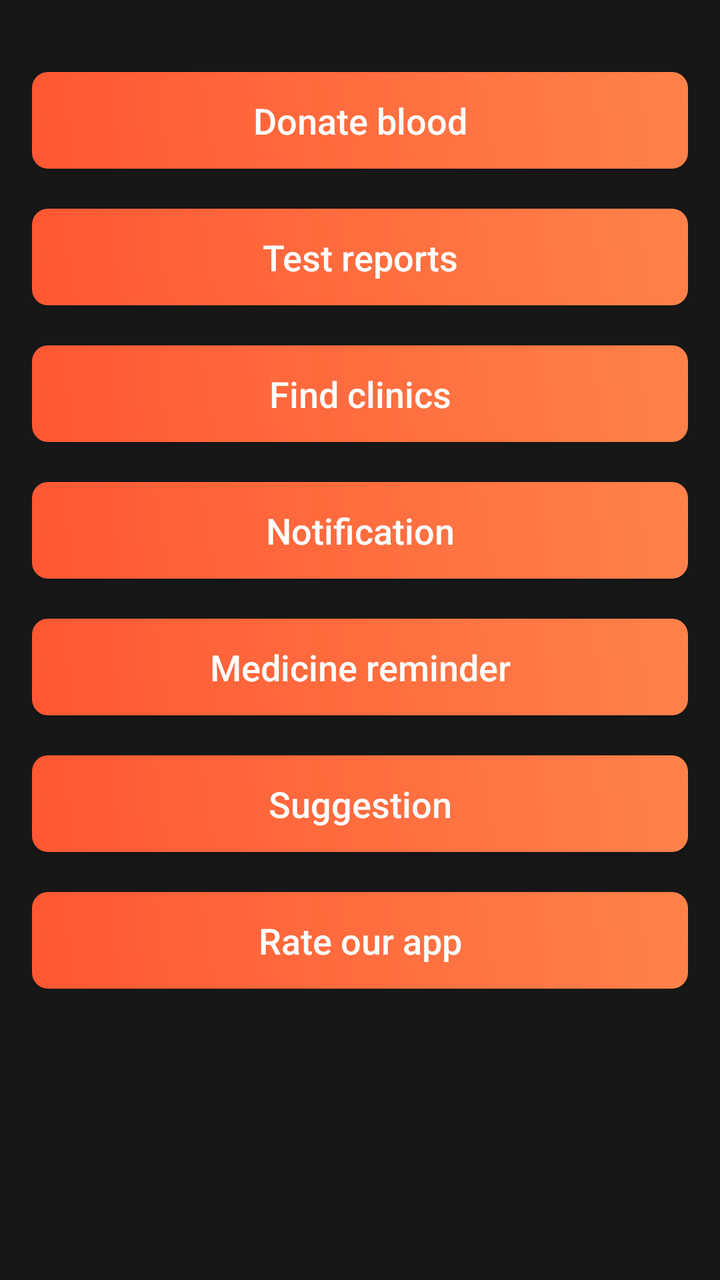
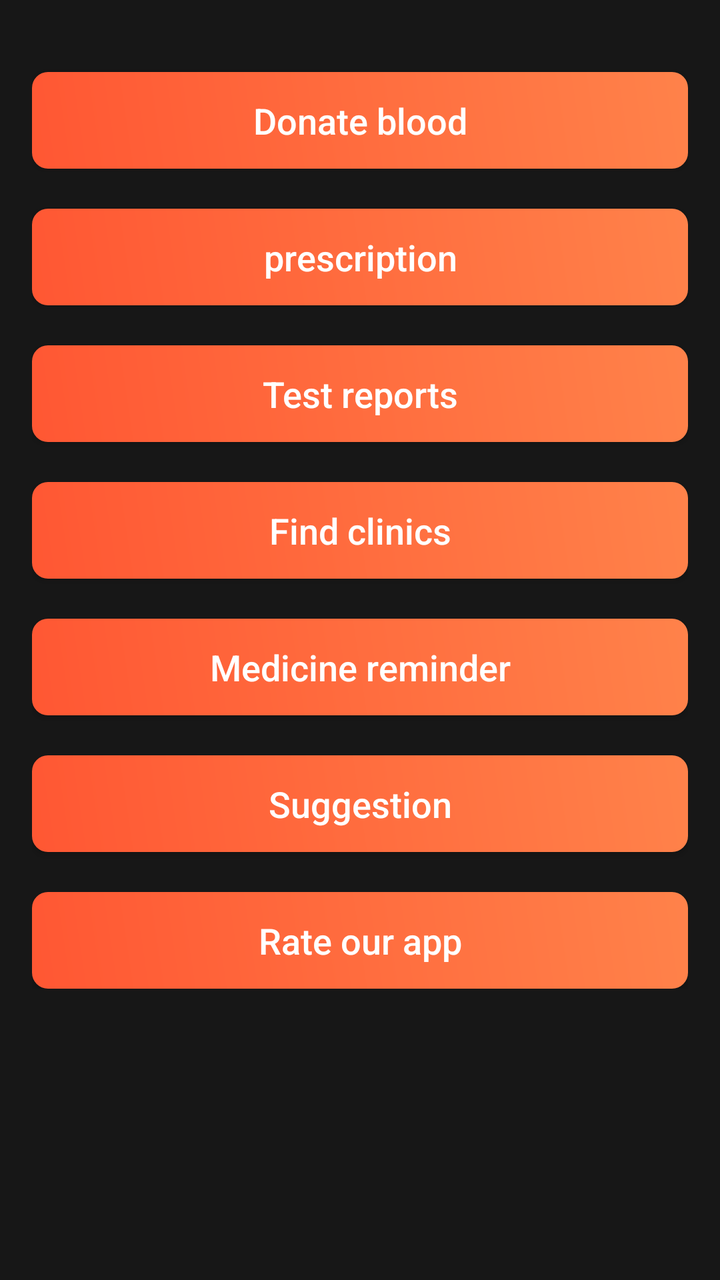

Compare the two renders of this Android layout. The source of the first and the diff that turns it into the second are given below.
<!-- AndroidManifest.xml: application theme Theme.AppCompat -->
<!-- res/layout/fragment_tab2.xml -->
<?xml version="1.0" encoding="utf-8"?>
<ScrollView xmlns:android="http://schemas.android.com/apk/res/android"
    android:layout_width="match_parent"
    android:layout_height="match_parent"
    android:background="#85000000">

    <RelativeLayout
        android:layout_width="match_parent"
        android:layout_height="wrap_content"
        android:padding="16dp">

        <Button
            android:id="@+id/btnnew"
            android:layout_width="match_parent"
            android:layout_height="wrap_content"
            android:layout_marginTop="20dp"
            android:background="@drawable/cool_button_background"
            android:paddingStart="16dp"
            android:paddingTop="12dp"
            android:paddingEnd="16dp"
            android:paddingBottom="12dp"
            android:text="Donate blood"
            android:textAllCaps="false"
            android:textSize="18sp" />

        

        <Button
            android:id="@+id/btn2"
            android:layout_width="match_parent"
            android:layout_height="wrap_content"
            android:layout_below="@id/btnnew"
            android:layout_centerHorizontal="true"
            android:layout_marginTop="20dp"
            android:background="@drawable/cool_button_background"
            android:paddingStart="16dp"
            android:paddingTop="12dp"
            android:paddingEnd="16dp"
            android:paddingBottom="12dp"
            android:text="Test reports"
            android:textAllCaps="false"
            android:textSize="18sp" />

        <Button
            android:id="@+id/btn3"
            android:layout_width="match_parent"
            android:layout_height="wrap_content"
            android:layout_below="@id/btn2"
            android:layout_centerHorizontal="true"
            android:layout_marginTop="20dp"
            android:background="@drawable/cool_button_background"
            android:paddingStart="16dp"
            android:paddingTop="12dp"
            android:paddingEnd="16dp"
            android:paddingBottom="12dp"
            android:text="Find clinics"
            android:textAllCaps="false"
            android:textSize="18sp" />

        <Button
            android:id="@+id/btnNotify"
            android:layout_width="match_parent"
            android:layout_height="wrap_content"
            android:layout_below="@id/btn3"
            android:layout_centerHorizontal="true"
            android:layout_marginTop="20dp"
            android:background="@drawable/cool_button_background"
            android:paddingStart="16dp"
            android:paddingTop="12dp"
            android:paddingEnd="16dp"
            android:paddingBottom="12dp"
            android:text="Notification"
            android:textAllCaps="false"
            android:textSize="18sp" />

        <Button
            android:id="@+id/btn4"
            android:layout_width="match_parent"
            android:layout_height="wrap_content"
            android:layout_below="@id/btnNotify"
            android:layout_centerHorizontal="true"
            android:layout_marginTop="20dp"
            android:background="@drawable/cool_button_background"
            android:paddingStart="16dp"
            android:paddingTop="12dp"
            android:paddingEnd="16dp"
            android:paddingBottom="12dp"
            android:text="Medicine reminder"
            android:textAllCaps="false"
            android:textSize="18sp" />

        <Button
            android:id="@+id/btn5"
            android:layout_width="match_parent"
            android:layout_height="wrap_content"
            android:layout_below="@id/btn4"
            android:layout_centerHorizontal="true"
            android:layout_marginTop="20dp"
            android:background="@drawable/cool_button_background"
            android:paddingStart="16dp"
            android:paddingTop="12dp"
            android:paddingEnd="16dp"
            android:paddingBottom="12dp"
            android:text="Suggestion"
            android:textAllCaps="false"
            android:textSize="18sp" />

        <Button
            android:id="@+id/btn6"
            android:layout_width="match_parent"
            android:layout_height="wrap_content"
            android:layout_below="@id/btn5"
            android:layout_centerHorizontal="true"
            android:layout_marginTop="20dp"
            android:background="@drawable/cool_button_background"
            android:paddingStart="16dp"
            android:paddingTop="12dp"
            android:paddingEnd="16dp"
            android:paddingBottom="12dp"
            android:text="Rate our app"
            android:textAllCaps="false"
            android:textSize="18sp" />
    </RelativeLayout>
</ScrollView>
<!-- resources referenced by this layout -->
<resources>
  <!-- drawable cool_button_background (drawable) -->
  <shape xmlns:android="http://schemas.android.com/apk/res/android">
      <gradient
          android:angle="45"
          android:endColor="#FF824A"
          android:startColor="#FF5733" />
      <corners android:radius="8dp" />
  </shape>
</resources>

<!-- the commit's change to res/layout/fragment_tab2.xml (unified diff, before → after) -->
@@ -26,10 +26,26 @@
         
 
         <Button
-            android:id="@+id/btn2"
+            android:id="@+id/btnPrescription"
             android:layout_width="match_parent"
             android:layout_height="wrap_content"
             android:layout_below="@id/btnnew"
+            android:layout_centerHorizontal="true"
+            android:layout_marginTop="20dp"
+            android:background="@drawable/cool_button_background"
+            android:paddingStart="16dp"
+            android:paddingTop="12dp"
+            android:paddingEnd="16dp"
+            android:paddingBottom="12dp"
+            android:text="prescription"
+            android:textAllCaps="false"
+            android:textSize="18sp" />
+
+        <Button
+            android:id="@+id/btnTestReport"
+            android:layout_width="match_parent"
+            android:layout_height="wrap_content"
+            android:layout_below="@id/btnPrescription"
             android:layout_centerHorizontal="true"
             android:layout_marginTop="20dp"
             android:background="@drawable/cool_button_background"
@@ -45,7 +61,7 @@
             android:id="@+id/btn3"
             android:layout_width="match_parent"
             android:layout_height="wrap_content"
-            android:layout_below="@id/btn2"
+            android:layout_below="@id/btnTestReport"
             android:layout_centerHorizontal="true"
             android:layout_marginTop="20dp"
             android:background="@drawable/cool_button_background"
@@ -58,26 +74,10 @@
             android:textSize="18sp" />
 
         <Button
-            android:id="@+id/btnNotify"
+            android:id="@+id/btn4"
             android:layout_width="match_parent"
             android:layout_height="wrap_content"
             android:layout_below="@id/btn3"
-            android:layout_centerHorizontal="true"
-            android:layout_marginTop="20dp"
-            android:background="@drawable/cool_button_background"
-            android:paddingStart="16dp"
-            android:paddingTop="12dp"
-            android:paddingEnd="16dp"
-            android:paddingBottom="12dp"
-            android:text="Notification"
-            android:textAllCaps="false"
-            android:textSize="18sp" />
-
-        <Button
-            android:id="@+id/btn4"
-            android:layout_width="match_parent"
-            android:layout_height="wrap_content"
-            android:layout_below="@id/btnNotify"
             android:layout_centerHorizontal="true"
             android:layout_marginTop="20dp"
             android:background="@drawable/cool_button_background"
